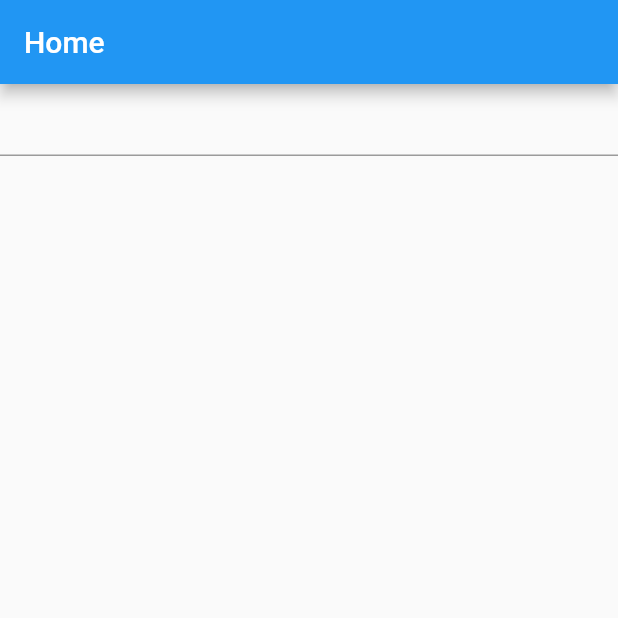
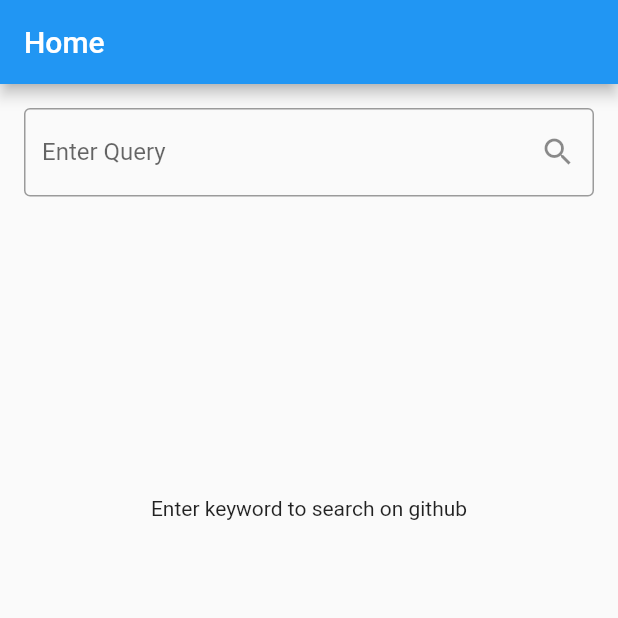
Before and after one commit to islamdidarmd/flutter-project-template, a Flutter app: the screen it shows after launch, on a phone screen of 412 x 824 dp, the top half of it. Run offline on Flutter 3.47's test engine with Material 2 defaults, Android fonts, the phone set to English and light mode, and no system bars; our stand-ins replace bloc, dio, either_dart, equatable, flutter_bloc, get_it.

```diff
--- a/lib/app/main.dart
+++ b/lib/app/main.dart
@@ -1,9 +1,11 @@
 import 'package:flutter/material.dart';
 import 'package:flutter_bloc/flutter_bloc.dart';
+import 'package:flutter_project_template/app/service_locator.dart';
 import 'routes.dart';
 
 void main() async {
   WidgetsFlutterBinding.ensureInitialized();
+  setUpDependencies();
   runApp(FlutterApp());
 }
 
--- a/lib/data/model/owner_model.dart
+++ b/lib/data/model/owner_model.dart
@@ -6,7 +6,7 @@ class OwnerModel {
   final int id;
 
   @JsonKey(name: "avatar_url")
-  final String avatarUrl;
+  final String? avatarUrl;
 
   @JsonKey(name: "html_url")
   final String htmlUrl;
--- a/lib/data/model/repository_model.dart
+++ b/lib/data/model/repository_model.dart
@@ -14,11 +14,11 @@ class RepositoryModel {
   @JsonKey(name: "private")
   final bool private;
 
-  @JsonKey(name: "repoLink")
+  @JsonKey(name: "html_url")
   final String repoLink;
 
   @JsonKey(name: "description")
-  final String description;
+  final String? description;
 
   @JsonKey(name: "topics")
   final List<String> topics;
--- a/lib/data/repository/github_repository_impl.dart
+++ b/lib/data/repository/github_repository_impl.dart
@@ -1,3 +1,5 @@
+import 'package:either_dart/either.dart';
+
 import 'datasource/github_remote_data_source.dart';
 import 'package:flutter_project_template/domain/domain.dart';
 
@@ -9,8 +11,8 @@ class GithubRepositoryImpl implements GithubRepository {
   });
 
   @override
-  Future<List<Repository>> findRepoByKey(String key) async {
+  Future<Either<AppError, List<Repository>>> findRepoByKey(String key) async {
     final result = await dataSource.findRepoByKey(key);
-    return result.fold((left) => [], (right) => right.toEntity());
+    return result.fold((left) => Left(left), (right) => Right(right.toEntity()));
   }
 }
--- a/lib/domain/domain.dart
+++ b/lib/domain/domain.dart
@@ -1,3 +1,4 @@
 export 'entities.dart';
 export 'repositories.dart';
 export 'use_cases.dart';
+export 'core/error/app_error.dart';
--- a/lib/domain/entity/owner.dart
+++ b/lib/domain/entity/owner.dart
@@ -1,6 +1,6 @@
 class Owner {
   final int id;
-  final String picture;
+  final String? picture;
   final String profileLink;
 
   const Owner({
--- a/lib/domain/entity/repository.dart
+++ b/lib/domain/entity/repository.dart
@@ -6,7 +6,7 @@ class Repository {
   final Owner owner;
   final bool private;
   final String repoLink;
-  final String description;
+  final String? description;
   final List<String> topics;
 
   const Repository({
--- a/lib/domain/repository/github_repository.dart
+++ b/lib/domain/repository/github_repository.dart
@@ -1,5 +1,8 @@
+import 'package:either_dart/either.dart';
+import 'package:flutter_project_template/domain/core/error/app_error.dart';
+
 import '../entity/repository.dart';
 
 abstract class GithubRepository {
-  Future<List<Repository>> findRepoByKey(String key);
+  Future<Either<AppError, List<Repository>>> findRepoByKey(String key);
 }
--- a/lib/domain/use_case/find_repo_by_key_use_case.dart
+++ b/lib/domain/use_case/find_repo_by_key_use_case.dart
@@ -1,15 +1,18 @@
-import 'package:flutter_project_template/core/usecase/base_use_case.dart';
+import 'package:either_dart/either.dart';
+import 'package:flutter_project_template/domain/core/error/app_error.dart';
+
+import '../core/usecase/base_use_case.dart';
 import '../repository/github_repository.dart';
 import '../entity/repository.dart';
 
 class FindRepoByKeyUseCase
-    extends BaseUseCase<String, Future<List<Repository>>> {
+    extends BaseUseCase<String, Future<Either<AppError, List<Repository>>>> {
   final GithubRepository repository;
 
   FindRepoByKeyUseCase({required this.repository});
 
   @override
-  Future<List<Repository>> call(String param) async {
+  Future<Either<AppError, List<Repository>>> call(String param) async {
     return await repository.findRepoByKey(param);
   }
 }
--- /dev/null
+++ b/lib/ui/home/home_cubit.dart
@@ -0,0 +1,26 @@
+import 'package:bloc/bloc.dart';
+import 'package:equatable/equatable.dart';
+import 'package:flutter_project_template/domain/core/error/app_error.dart';
+import 'package:flutter_project_template/domain/domain.dart';
+import 'package:flutter_project_template/domain/entities.dart';
+
+part 'home_state.dart';
+
+class HomeCubit extends Cubit<HomeState> {
+  final FindRepoByKeyUseCase findRepoByKeyUseCase;
+
+  HomeCubit(this.findRepoByKeyUseCase) : super(HomeInitial());
+
+  void search(String keyword) async {
+    emit(HomeLoadingState());
+    final result = await findRepoByKeyUseCase(keyword);
+    result.fold(
+      (error) => {
+        emit(HomeErrorState(error)),
+      },
+      (repositories) => {
+        emit(HomeSuccessState(repositories)),
+      },
+    );
+  }
+}
--- a/lib/ui/home/home_page.dart
+++ b/lib/ui/home/home_page.dart
@@ -1,19 +1,26 @@
 import 'package:flutter/material.dart';
+import 'package:flutter_bloc/flutter_bloc.dart';
+import 'package:flutter_project_template/app/service_locator.dart';
+import 'package:flutter_project_template/domain/domain.dart';
+import 'package:flutter_project_template/ui/home/home_cubit.dart';
+import 'package:flutter_project_template/ui/home/home_page_content.dart';
 
 class HomePage extends StatelessWidget {
-  const HomePage({Key? key}) : super(key: key);
+  HomePage({Key? key}) : super(key: key);
   static const ROUTE = "/home";
 
   @override
   Widget build(BuildContext context) {
-    return Scaffold(
-      appBar: AppBar(
-        title: Text('Home'),
-      ),
-      body: Column(
-        children: [
-          TextField(),
-        ],
+    return BlocProvider(
+      create: (context) => sl<HomeCubit>(),
+      child: Scaffold(
+        appBar: AppBar(
+          title: Text('Home'),
+        ),
+        body: Padding(
+          padding: EdgeInsets.all(16),
+          child: HomePageContent(),
+        ),
       ),
     );
   }
--- /dev/null
+++ b/lib/ui/home/home_page_content.dart
@@ -0,0 +1,83 @@
+import 'package:flutter/material.dart';
+import 'package:flutter_bloc/flutter_bloc.dart';
+import 'package:flutter_project_template/domain/entity/repository.dart';
+
+import 'home_cubit.dart';
+
+class HomePageContent extends StatelessWidget {
+  HomePageContent({Key? key}) : super(key: key);
+  final TextEditingController _controller = TextEditingController();
+
+  @override
+  Widget build(BuildContext context) {
+    return Column(
+      children: [
+        TextField(
+          controller: _controller,
+          decoration: InputDecoration(
+              labelText: 'Enter Query',
+              suffixIcon: IconButton(
+                onPressed: () {
+                  final bloc = BlocProvider.of<HomeCubit>(context);
+                  bloc.search(_controller.text);
+                },
+                icon: Icon(Icons.search),
+              ),
+              border: OutlineInputBorder()),
+        ),
+        Expanded(
+          child: buildContent(context),
+        )
+      ],
+    );
+  }
+
+  Widget buildContent(BuildContext context) {
+    return BlocBuilder<HomeCubit, HomeState>(
+      builder: (context, state) {
+        if (state is HomeLoadingState) {
+          return Padding(
+            padding: EdgeInsets.only(top: 200),
+            child: Center(
+              child: CircularProgressIndicator(),
+            ),
+          );
+        } else if (state is HomeErrorState) {
+          final error = state.error;
+          return Padding(
+            padding: EdgeInsets.only(top: 200),
+            child: Center(
+              child: Text(error.message),
+            ),
+          );
+        } else if (state is HomeSuccessState) {
+          final repositories = state.repositories;
+          return buildList(repositories);
+        }
+        return Padding(
+            padding: EdgeInsets.only(top: 200),
+            child: Container(
+                child: Text("Enter keyword to search on github")));
+      },
+    );
+  }
+
+  Widget buildList(List<Repository> repository) {
+    return ListView.builder(
+      itemCount: repository.length,
+      itemBuilder: (context, index) {
+        final repo = repository[index];
+        return Card(
+          child: ListTile(
+            title: Text(repo.name),
+            subtitle: Text(
+              repo.description ?? "",
+              maxLines: 2,
+              overflow: TextOverflow.ellipsis,
+            ),
+          ),
+        );
+      },
+    );
+  }
+}
--- /dev/null
+++ b/lib/ui/home/home_state.dart
@@ -0,0 +1,24 @@
+part of 'home_cubit.dart';
+
+abstract class HomeState extends Equatable {
+  const HomeState();
+
+  @override
+  List<Object> get props => [];
+}
+
+class HomeInitial extends HomeState {}
+
+class HomeLoadingState extends HomeState {}
+
+class HomeErrorState extends HomeState {
+  final AppError error;
+
+  HomeErrorState(this.error);
+}
+
+class HomeSuccessState extends HomeState {
+  final List<Repository> repositories;
+
+  HomeSuccessState(this.repositories);
+}
```
Also changed, not shown: lib/app/service_locator.dart (+8 -0 lines), lib/data/repository/datasource/github_remote_data_source.dart (+4 -3 lines), lib/data/model/models.g.dart, lib/domain/core/error/app_error.dart (renamed from lib/core/error/app_error.dart), lib/domain/core/usecase/base_use_case.dart (renamed from lib/core/usecase/base_use_case.dart).
